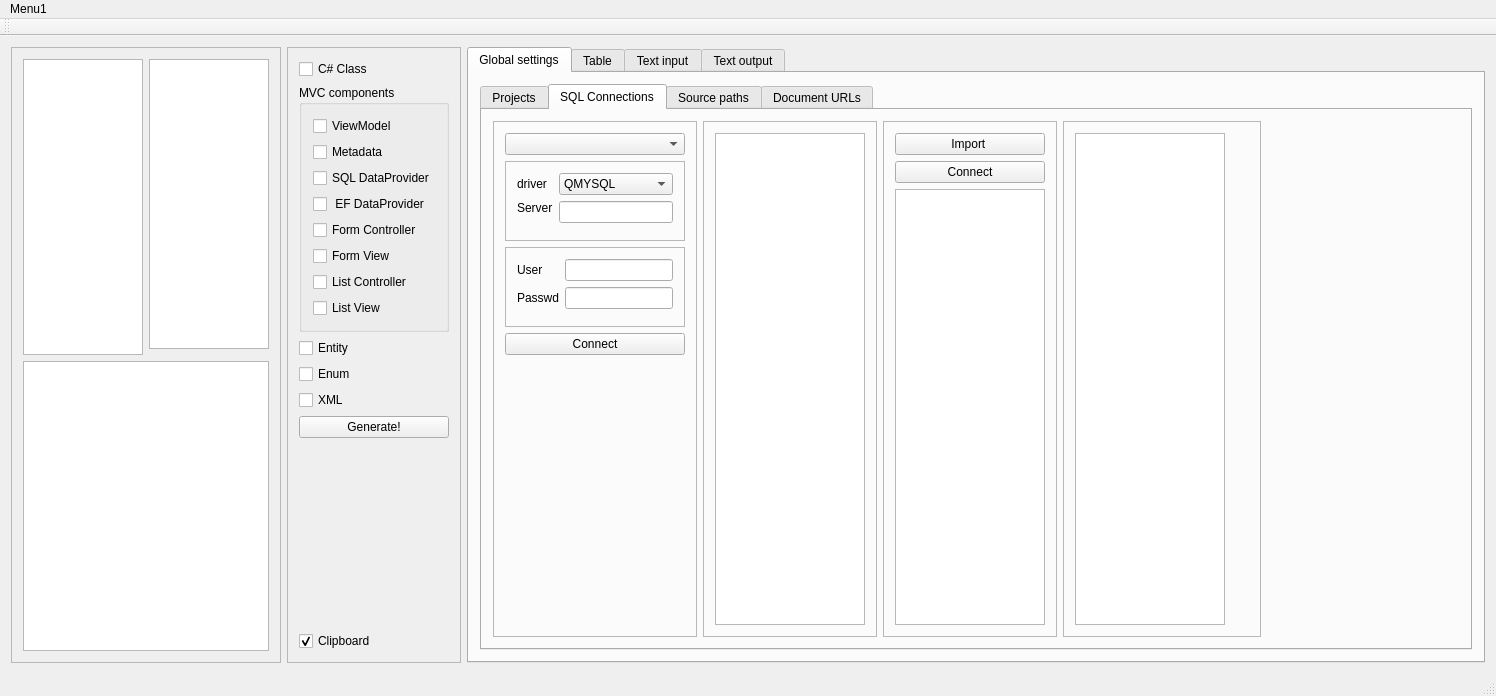
Above: retek2.ui from horvathzoltan/retek2 before the change. Below: the same form after it.
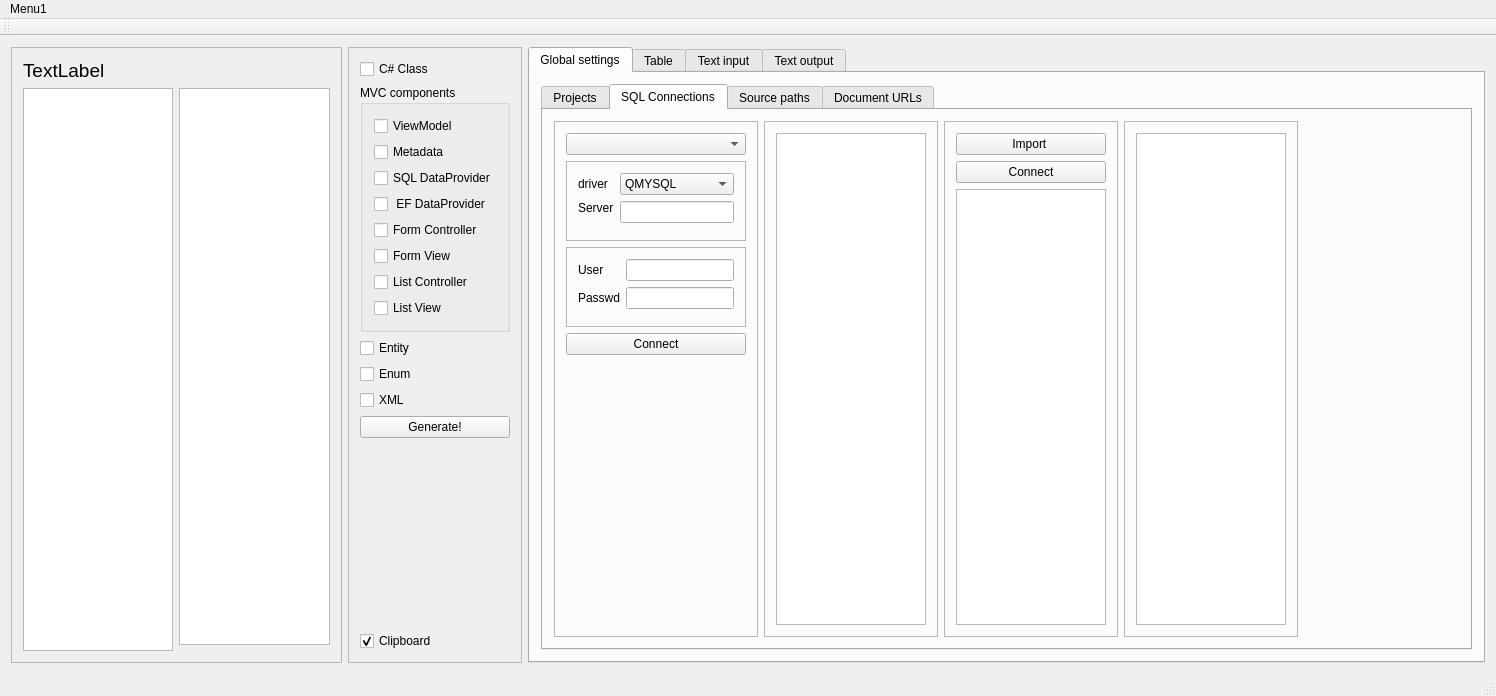
That is the form after the change. Icons and pictures are not drawn.

```diff
--- a/retek2.ui
+++ b/retek2.ui
@@ -46,11 +46,11 @@
        <enum>QFrame::Raised</enum>
       </property>
       <layout class="QGridLayout" name="gridLayout_3">
-       <item row="0" column="0" rowspan="2">
+       <item row="1" column="0" rowspan="2">
         <widget class="QListWidget" name="listWidget_ztables">
          <property name="minimumSize">
           <size>
-           <width>120</width>
+           <width>150</width>
            <height>0</height>
           </size>
          </property>
@@ -62,11 +62,11 @@
          </property>
         </widget>
        </item>
-       <item row="0" column="1">
+       <item row="1" column="1">
         <widget class="QListWidget" name="listWidget_IdegenKulcs">
          <property name="minimumSize">
           <size>
-           <width>120</width>
+           <width>151</width>
            <height>0</height>
           </size>
          </property>
@@ -78,8 +78,17 @@
          </property>
         </widget>
        </item>
-       <item row="2" column="0" colspan="2">
-        <widget class="QTableWidget" name="tableWidget"/>
+       <item row="0" column="0" colspan="2">
+        <widget class="QLabel" name="projectLabel">
+         <property name="font">
+          <font>
+           <pointsize>14</pointsize>
+          </font>
+         </property>
+         <property name="text">
+          <string>TextLabel</string>
+         </property>
+        </widget>
        </item>
       </layout>
      </widget>
```
Left out of the diff: 2 changed lines with no effect on the pictures.
